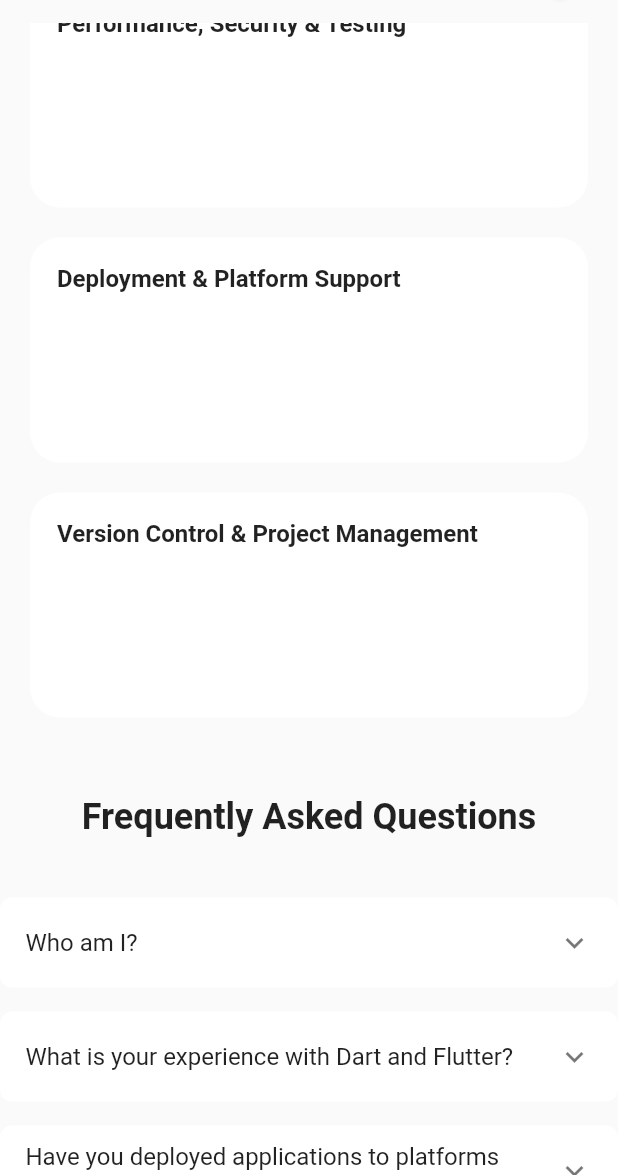
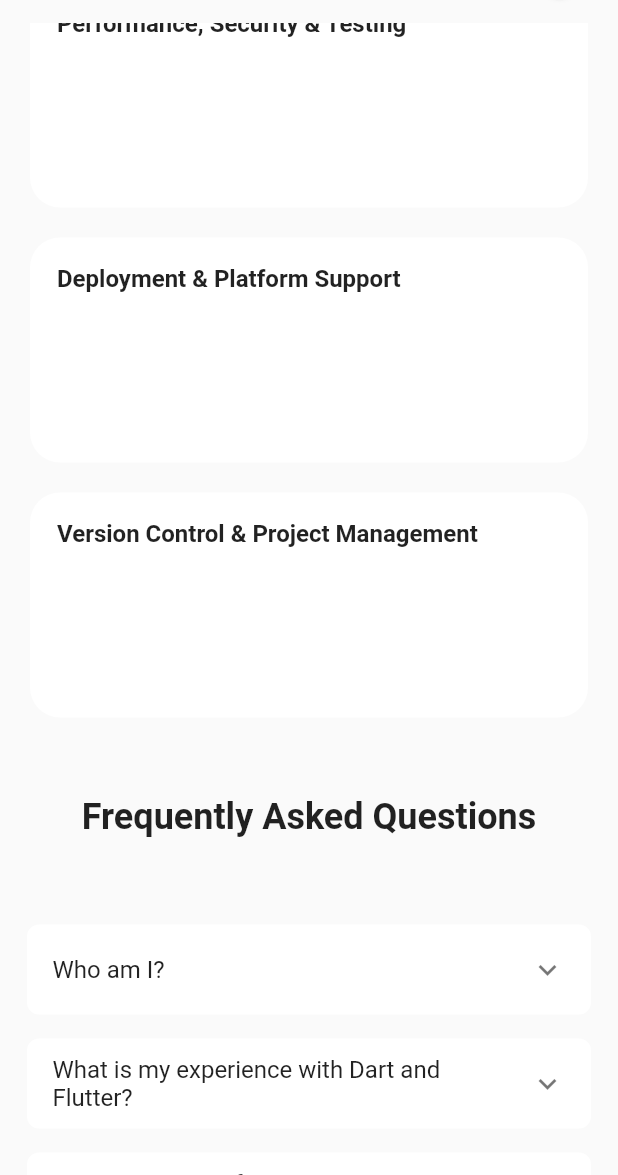
Before and after one commit to hellotasir/tasirrahman_portfolio, a Flutter app: the screen it shows after launch, scrolled down 1728 dp, on a phone screen of 412 x 824 dp, the part 61-1236 px from its top. Run offline on Flutter 3.47's test engine with Material 3 defaults, Android fonts, the light colour scheme and no system bars.

Commit message:
preparing for final review

```diff
--- a/lib/repositories/local_statistic_repository.dart
+++ /dev/null
@@ -1,13 +0,0 @@
-import 'package:tasirrahman_portfolio/models/statistic_Item.dart';
-import 'statistic_repository.dart';
-
-class LocalStatisticRepository implements StatisticRepository {
-  @override
-  List<StatisticItem> getStatistics() {
-    return const [
-      StatisticItem(title: 'Dart Experience', value: '2+ Years'),
-      StatisticItem(title: 'Flutter Experience', value: '2+ Years'),
-      StatisticItem(title: 'App · Web · Desktop', value: '3.5+ Years'),
-    ];
-  }
-}
--- a/lib/repositories/skill_repository.dart
+++ b/lib/repositories/skill_repository.dart
@@ -7,9 +7,9 @@ abstract class SkillRepository {
 class LocalSkillRepository implements SkillRepository {
   @override
   List<Skill> getSkills() => const [
-    Skill(title: 'Dart, Pub Packages & Flutter SDK', tools: []),
+    Skill(title: 'Dart Language, Pub Packages & Flutter SDK', tools: []),
     Skill(title: 'Widgets, Animations & Accessibility', tools: []),
-    Skill(title: 'State Management & Architecture', tools: []),
+    Skill(title: 'State Management & Mobile App Architecture', tools: []),
     Skill(title: 'API & SDK Integration', tools: []),
     Skill(title: 'Local Storage, PaaS, Network & Cache', tools: []),
     Skill(title: 'Performance, Security & Testing', tools: []),
--- /dev/null
+++ b/lib/repositories/statistic_repository/local_statistic_repository.dart
@@ -0,0 +1,22 @@
+import 'package:tasirrahman_portfolio/models/statistic.dart';
+import 'statistic_repository.dart';
+
+class LocalStatisticRepository implements StatisticRepository {
+  @override
+  List<StatisticItem> getStatistics() {
+    return [
+      StatisticItem(
+        title: 'Dart Experience',
+        value: '${DateTime.now().year - 2022}+ Years',
+      ),
+      StatisticItem(
+        title: 'Flutter Experience',
+        value: '${DateTime.now().year - 2022}+ Years',
+      ),
+      StatisticItem(
+        title: 'Mobile · Web · Desktop',
+        value: '${DateTime.now().year - 2022}+ Years',
+      ),
+    ];
+  }
+}
--- a/lib/repositories/statistic_repository.dart
+++ b/lib/repositories/statistic_repository/statistic_repository.dart
@@ -1,4 +1,4 @@
-import 'package:tasirrahman_portfolio/models/statistic_Item.dart';
+import 'package:tasirrahman_portfolio/models/statistic.dart';
 
 abstract class StatisticRepository {
   List<StatisticItem> getStatistics();
--- a/lib/services/faq_service.dart
+++ b/lib/services/faq_service.dart
@@ -12,23 +12,15 @@ class FaqService {
       },
       {
         'id': '2',
-        'question': 'What is your experience with Dart and Flutter?',
+        'question': 'What is my experience with Dart and Flutter?',
         'answer':
-            'I have over 2.5 years of hands-on experience building cross-platform applications with Flutter, including 1.5 years of professional experience delivering Android, Windows and Web applications.',
+            'I have hands-on experience developing and delivering cross-platform applications with Flutter, including production-grade Android, Windows, and Web apps.',
       },
       {
-        'id': '3',
-        'question':
-            'Have you deployed applications to platforms like the Play Store or App Store?',
-        'answer':
-            'I have not published apps to the Play Store or App Store due to personal constraints. However, I have extensive experience deploying and managing production web applications using Firebase Hosting, Netlify, and Vercel.',
-      },
-      {
-        'id': '4',
-        'question':
-            'Have you worked with PaaS platforms such as GCP, AWS, or Azure?',
-        'answer':
-            'While I have not worked directly with GCP, AWS, or Azure in production, I have strong practical experience using Supabase, Firebase, and MongoDB for backend services and cloud-based application development.',
+        "id": "3",
+        "question": "How can you verify my expertise in Flutter?",
+        "answer":
+            "You can review my open-source Flutter portfolio application on GitHub: https://github.com/hellotasir/tasirrahman_portfolio. The project demonstrates real-world Flutter development with clean architecture, proper state management, reusable widgets, and production-ready practices focused on scalability, performance, and maintainability.",
       },
     ];
   }
--- a/lib/services/statistic_service.dart
+++ b/lib/services/statistic_service.dart
@@ -1,5 +1,5 @@
-import 'package:tasirrahman_portfolio/models/statistic_Item.dart';
-import 'package:tasirrahman_portfolio/repositories/statistic_repository.dart';
+import 'package:tasirrahman_portfolio/models/statistic.dart';
+import 'package:tasirrahman_portfolio/repositories/statistic_repository/statistic_repository.dart';
 
 class StatisticService {
   final StatisticRepository repository;
--- a/lib/view/pages/home_page.dart
+++ b/lib/view/pages/home_page.dart
@@ -1,16 +1,16 @@
 import 'package:flutter/material.dart';
-import 'package:tasirrahman_portfolio/repositories/local_statistic_repository.dart';
+import 'package:tasirrahman_portfolio/repositories/statistic_repository/local_statistic_repository.dart';
 import 'package:tasirrahman_portfolio/repositories/skill_repository.dart';
-import 'package:tasirrahman_portfolio/services/skill_services.dart';
+import 'package:tasirrahman_portfolio/services/skill_service.dart';
 import 'package:tasirrahman_portfolio/services/statistic_service.dart';
 import 'package:tasirrahman_portfolio/view/widgets/about_me.dart';
 import 'package:tasirrahman_portfolio/view/widgets/app_bar.dart';
 import 'package:tasirrahman_portfolio/view/widgets/contact_widget.dart';
 import 'package:tasirrahman_portfolio/view/widgets/faq_widget.dart';
-import 'package:tasirrahman_portfolio/view/widgets/footer.dart';
+import 'package:tasirrahman_portfolio/view/widgets/footer_widget.dart';
 import 'package:tasirrahman_portfolio/view/widgets/material_widget.dart';
 import 'package:tasirrahman_portfolio/view/widgets/skill_widget.dart';
-import 'package:tasirrahman_portfolio/view/widgets/statistic_data.dart';
+import 'package:tasirrahman_portfolio/view/widgets/statistic_widget.dart';
 
 class HomePage extends StatefulWidget {
   const HomePage({super.key});
@@ -30,9 +30,9 @@ class _HomePageState extends State<HomePage> {
             crossAxisAlignment: CrossAxisAlignment.start,
             mainAxisAlignment: MainAxisAlignment.start,
             children: [
-              AboutMe(),
+              AboutMeWidget(),
               SizedBox(height: 20),
-              StatisticData(
+              StatisticWidget(
                 service: StatisticService(LocalStatisticRepository()),
               ),
               SizedBox(height: 20),
--- a/lib/view/widgets/about_me.dart
+++ b/lib/view/widgets/about_me.dart
@@ -1,7 +1,7 @@
 import 'package:flutter/material.dart';
 
-class AboutMe extends StatelessWidget {
-  const AboutMe({super.key});
+class AboutMeWidget extends StatelessWidget {
+  const AboutMeWidget({super.key});
 
   static const double _maxWidth = 600;
   static const double _wideSize = 350;
--- a/lib/view/widgets/faq_widget.dart
+++ b/lib/view/widgets/faq_widget.dart
@@ -35,7 +35,9 @@ class _FaqWidgetState extends State<FaqWidget> {
             ).textTheme.headlineSmall?.copyWith(fontWeight: FontWeight.w600),
           ),
           const SizedBox(height: 32),
-          SizedBox(
+          Padding(
+            padding: const EdgeInsets.all(18.0),
+            child: SizedBox(
               height: 300,
               width: 800,
               child: FutureBuilder<List<Faq>>(
@@ -74,6 +76,7 @@ class _FaqWidgetState extends State<FaqWidget> {
                 },
               ),
             ),
+          ),
         ],
       ),
     );
--- a/lib/view/widgets/skill_widget.dart
+++ b/lib/view/widgets/skill_widget.dart
@@ -1,6 +1,6 @@
 import 'package:flutter/material.dart';
 import 'package:tasirrahman_portfolio/models/skill.dart';
-import 'package:tasirrahman_portfolio/services/skill_services.dart';
+import 'package:tasirrahman_portfolio/services/skill_service.dart';
 
 class SkillsWidget extends StatelessWidget {
   const SkillsWidget({super.key, required this.service});
--- a/lib/view/widgets/statistic_data.dart
+++ b/lib/view/widgets/statistic_widget.dart
@@ -1,10 +1,9 @@
 import 'package:flutter/material.dart';
-import 'package:tasirrahman_portfolio/models/statistic_Item.dart';
+import 'package:tasirrahman_portfolio/models/statistic.dart';
 import 'package:tasirrahman_portfolio/services/statistic_service.dart';
 
-class StatisticData extends StatelessWidget {
-  const StatisticData({super.key, required this.service});
-
+class StatisticWidget extends StatelessWidget {
+  const StatisticWidget({super.key, required this.service});
   final StatisticService service;
 
   static const _breakpoint = 600.0;
```
Also changed, not shown: lib/models/statistic.dart (renamed from lib/models/statistic_Item.dart), lib/services/skill_service.dart (renamed from lib/services/skill_services.dart), lib/view/widgets/footer_widget.dart (renamed from lib/view/widgets/footer.dart), 1 other file. Lines whose indentation alone changed are shown as unchanged.
